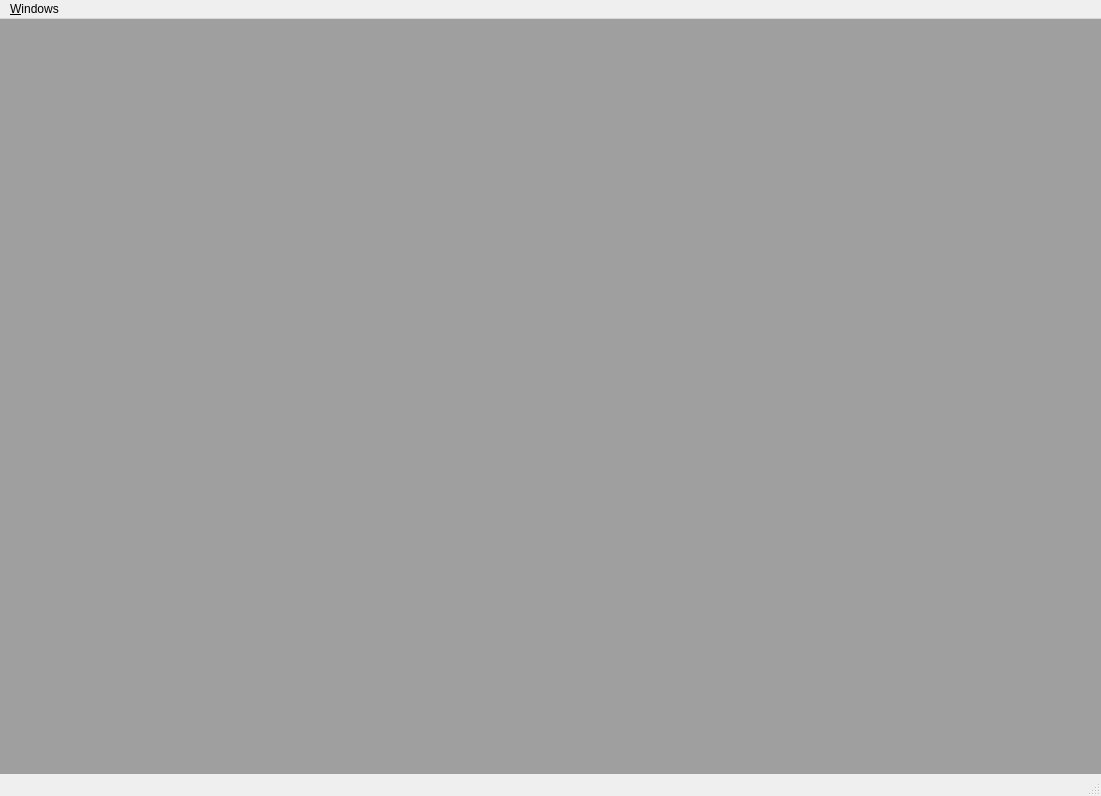
The window that groot/frontends/gui/forms/designer/frm_main_designer.ui (JMcInerneyLab/groot) describes before a commit, drawn with Qt 5.
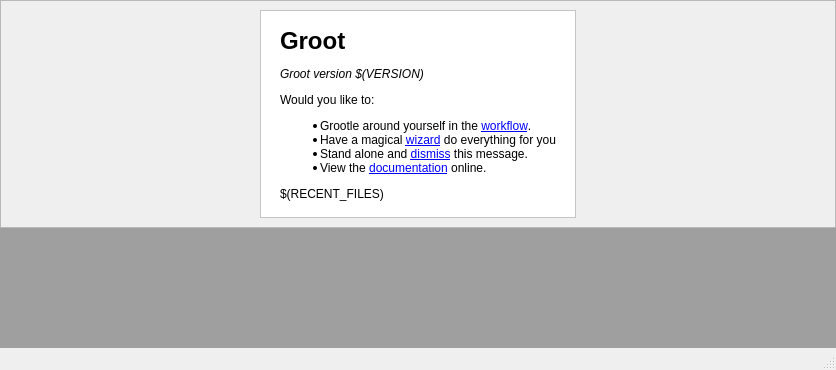
The same window after the commit.

Diff of the .ui file:
```diff
--- a/groot/frontends/gui/forms/designer/frm_main_designer.ui
+++ b/groot/frontends/gui/forms/designer/frm_main_designer.ui
@@ -6,8 +6,8 @@
    <rect>
     <x>0</x>
     <y>0</y>
-    <width>1101</width>
-    <height>796</height>
+    <width>836</width>
+    <height>370</height>
    </rect>
   </property>
   <property name="windowTitle">
@@ -31,7 +31,60 @@
      <number>0</number>
     </property>
     <item row="0" column="0">
-     <widget class="QMdiArea" name="MDI_AREA"/>
+     <widget class="QFrame" name="FRA_HELP">
+      <property name="frameShape">
+       <enum>QFrame::StyledPanel</enum>
+      </property>
+      <property name="frameShadow">
+       <enum>QFrame::Raised</enum>
+      </property>
+      <layout class="QGridLayout" name="gridLayout_2">
+       <item row="0" column="0">
+        <widget class="QLabel" name="LBL_FIRST_MESSAGE">
+         <property name="sizePolicy">
+          <sizepolicy hsizetype="Fixed" vsizetype="Fixed">
+           <horstretch>0</horstretch>
+           <verstretch>0</verstretch>
+          </sizepolicy>
+         </property>
+         <property name="styleSheet">
+          <string notr="true">background:white;
+padding:16;</string>
+         </property>
+         <property name="frameShape">
+          <enum>QFrame::StyledPanel</enum>
+         </property>
+         <property name="text">
+          <string>&lt;html&gt;&lt;head/&gt;&lt;body&gt;
+&lt;h1&gt;Groot&lt;/h1&gt;
+&lt;p&gt;&lt;i&gt;Groot version $(VERSION)&lt;/i&gt;&lt;/p&gt;
+&lt;p&gt;Would you like to:&lt;/p&gt;
+&lt;ul&gt;
+&lt;li&gt;Grootle around yourself in the &lt;a href=&quot;action:show_workflow_form&quot;&gt;workflow&lt;/a&gt;.&lt;/li&gt;
+&lt;li&gt;Have a magical &lt;a href=&quot;action:show_wizard_form&quot;&gt;wizard&lt;/a&gt; do everything for you&lt;/li&gt;
+&lt;li&gt;Stand alone and &lt;a href=&quot;action:dismiss_startup_screen&quot;&gt;dismiss&lt;/a&gt; this message.&lt;/li&gt;
+&lt;li&gt;View the &lt;a href=&quot;action:show_help&quot;&gt;documentation&lt;/a&gt; online.&lt;/li&gt;
+&lt;/ul&gt;
+$(RECENT_FILES)
+&lt;/body&gt;&lt;/html&gt;</string>
+         </property>
+         <property name="alignment">
+          <set>Qt::AlignLeading|Qt::AlignLeft|Qt::AlignVCenter</set>
+         </property>
+        </widget>
+       </item>
+      </layout>
+     </widget>
+    </item>
+    <item row="1" column="0">
+     <widget class="QMdiArea" name="MDI_AREA">
+      <property name="sizePolicy">
+       <sizepolicy hsizetype="Expanding" vsizetype="Expanding">
+        <horstretch>0</horstretch>
+        <verstretch>0</verstretch>
+       </sizepolicy>
+      </property>
+     </widget>
     </item>
    </layout>
   </widget>
@@ -41,28 +94,10 @@
     <rect>
      <x>0</x>
      <y>0</y>
-     <width>1101</width>
+     <width>836</width>
      <height>22</height>
     </rect>
    </property>
-   <widget class="QMenu" name="menu_Windows">
-    <property name="title">
-     <string>&amp;Windows</string>
-    </property>
-    <addaction name="ACT_SAMPLES"/>
-    <addaction name="ACT_WORKFLOW"/>
-    <addaction name="ACT_WIZARD"/>
-    <addaction name="ACT_LEGO"/>
-    <addaction name="ACT_TREE"/>
-    <addaction name="ACT_TEXT"/>
-    <addaction name="ACT_ENTITIES"/>
-    <addaction name="ACT_ALIGNMENTS"/>
-    <addaction name="ACT_FUSION"/>
-    <addaction name="ACT_INTERMAKE"/>
-    <addaction name="ACT_DOMAIN"/>
-    <addaction name="ACT_DEBUG"/>
-   </widget>
-   <addaction name="menu_Windows"/>
   </widget>
   <action name="ACT_WORKFLOW">
    <property name="text">
```
Left out of the diff: 64 changed lines with no effect on the pictures.
